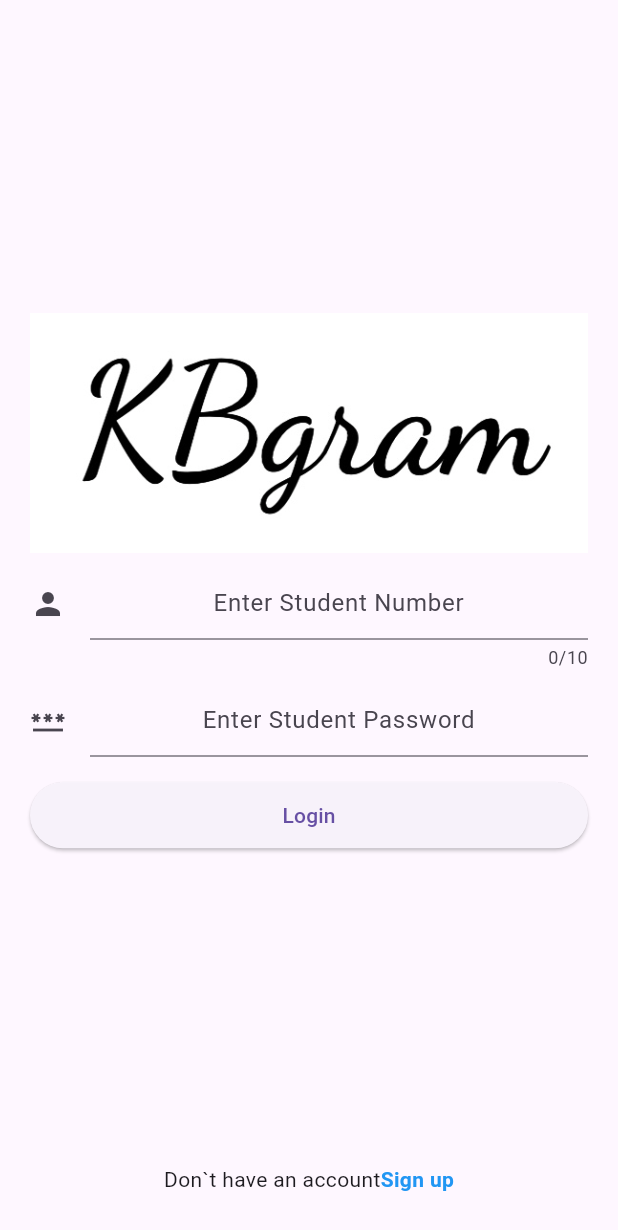
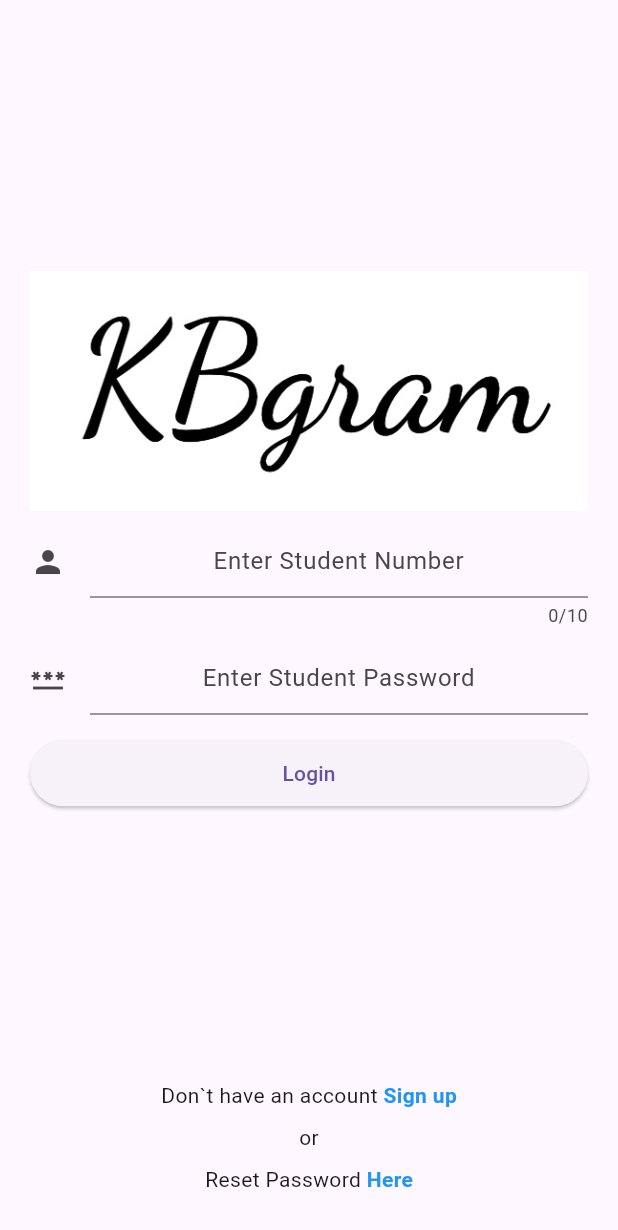
Before and after one commit to moathzayn/uniapp, a Flutter app: the screen it shows after launch, on a phone screen of 412 x 824 dp. Shown: the top 1230 px of the screen. Run offline on Flutter 3.47's test engine with Material 3 defaults, Android fonts, the phone set to English and light mode, and no system bars; our stand-ins replace cloud_firestore, firebase_auth, firebase_core, firebase_storage, flutter_riverpod, image_picker and 2 more; accounts and stored records are empty.

Commit message:
add reset password screen to app

```diff
--- a/lib/screens/login_screen.dart
+++ b/lib/screens/login_screen.dart
@@ -1,5 +1,6 @@
 import 'package:flutter/material.dart';
 import 'package:uniapp/resources/auth_methods.dart';
+import 'package:uniapp/screens/reset_password_screen.dart';
 import 'package:uniapp/screens/signup_screen.dart';
 import 'package:uniapp/uitls/colors.dart';
 import 'package:uniapp/uitls/utils.dart';
@@ -47,6 +48,11 @@ class _LoginScreenState extends State<LoginScreen> {
   void navigateToSignup() {
     Navigator.of(context)
         .push(MaterialPageRoute(builder: (context) => const SignUpScreen()));
+  }
+
+  void navigateToReset() {
+    Navigator.of(context).push(
+        MaterialPageRoute(builder: (context) => const ResetPasswordScreen()));
   }
 
   @override
@@ -136,7 +142,7 @@ class _LoginScreenState extends State<LoginScreen> {
                   children: [
                     Container(
                       padding: const EdgeInsets.symmetric(vertical: 8),
-                      child: const Text('Don`t have an account'),
+                      child: const Text('Don`t have an account '),
                     ),
                     GestureDetector(
                       onTap: navigateToSignup,
@@ -152,7 +158,30 @@ class _LoginScreenState extends State<LoginScreen> {
                       ),
                     ),
                   ],
-                )
+                ),
+                const Text('or'),
+                Row(
+                  mainAxisAlignment: MainAxisAlignment.center,
+                  children: [
+                    Container(
+                      padding: const EdgeInsets.symmetric(vertical: 8),
+                      child: const Text('Reset Password '),
+                    ),
+                    GestureDetector(
+                      onTap: navigateToReset,
+                      child: Container(
+                        padding: const EdgeInsets.symmetric(vertical: 8),
+                        child: const Text(
+                          'Here',
+                          style: TextStyle(
+                            color: Colors.blue,
+                            fontWeight: FontWeight.bold,
+                          ),
+                        ),
+                      ),
+                    ),
+                  ],
+                ),
               ],
             )),
       ),
```
Also changed, not shown: lib/screens/reset_password_screen.dart (added, +55 -0 lines).
